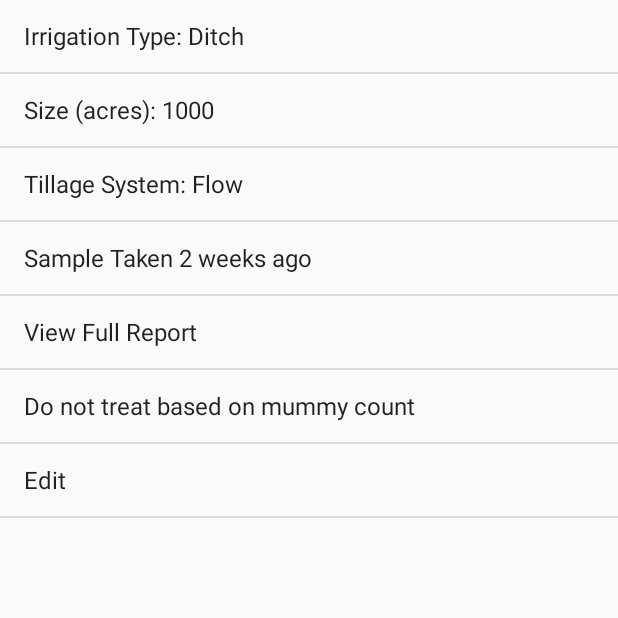
After one commit to BurtWurst/MyFields_Mobile, an Android app: the FieldGrid screen opened directly, with no data from a screen before it, on a phone screen of 412 x 824 dp, the top half of it. The commit adds this screen. Run offline under Robolectric (Android 15) with nearby library versions, the phone set to English and light mode, and no system bars.

Commit message:
Listview working
The complete listview is working and the app is complete for this
sprint.

```diff
--- a/Android/FieldsList2/app/src/main/AndroidManifest.xml
+++ b/Android/FieldsList2/app/src/main/AndroidManifest.xml
@@ -16,7 +16,7 @@
             </intent-filter>
         </activity>
         <activity
-            android:name=".FieldInfoList" >
+            android:name=".FieldGrid" >
             <intent-filter>
                 <action android:name="android.intent.action.FIELD" />
                 <category android:name="android.intent.category.LAUNCHER" />
--- a/Android/FieldsList2/app/src/main/java/com/example/kyle/fieldslist/CustomGrid.java
+++ b/Android/FieldsList2/app/src/main/java/com/example/kyle/fieldslist/CustomGrid.java
@@ -51,14 +51,14 @@ public class CustomGrid extends BaseAdapter{
             textView.setOnClickListener(new View.OnClickListener() {
                 @Override
                 public void onClick(View v) {
-                    Intent intent = new Intent(v.getContext(), FieldInfoList.class);
+                    Intent intent = new Intent(v.getContext(), FieldGrid.class);
                     v.getContext().startActivity(intent);
                 }
             });
             ImageView imageView = (ImageView)grid.findViewById(R.id.grid_image);
             imageView.setOnClickListener(new View.OnClickListener(){
                 public void onClick(View v) {
-                    Intent intent = new Intent(v.getContext(), FieldInfoList.class);
+                    Intent intent = new Intent(v.getContext(), FieldGrid.class);
                     v.getContext().startActivity(intent);
                 }
             });
--- /dev/null
+++ b/Android/FieldsList2/app/src/main/java/com/example/kyle/fieldslist/FieldGrid.java
@@ -0,0 +1,30 @@
+package com.example.kyle.fieldslist;
+
+import android.os.Bundle;
+import android.widget.ListView;
+import android.widget.ArrayAdapter;
+import android.widget.Toast;
+import android.view.View;
+import android.app.ListActivity;
+
+public class FieldGrid extends ListActivity{
+    public void onCreate(Bundle icicle) {
+        super.onCreate(icicle);
+        String[] values = new String[] { "Irrigation Type: Ditch",
+                "Size (acres): 1000",
+                "Tillage System: Flow",
+                "Sample Taken 2 weeks ago",
+                "View Full Report",
+                "Do not treat based on mummy count",
+                "Edit"};
+        ArrayAdapter<String> adapter = new ArrayAdapter<>(this,
+                android.R.layout.simple_list_item_1, values);
+        setListAdapter(adapter);
+    }
+
+    @Override
+    protected void onListItemClick(ListView l, View v, int position, long id) {
+        String item = (String) getListAdapter().getItem(position);
+        Toast.makeText(this, item + " selected", Toast.LENGTH_LONG).show();
+    }
+}
--- a/Android/FieldsList2/app/src/main/java/com/example/kyle/fieldslist/FieldInfoList.java
+++ b/Android/FieldsList2/app/src/main/java/com/example/kyle/fieldslist/FieldInfoList.java
@@ -2,10 +2,9 @@ package com.example.kyle.fieldslist;
 
 import android.os.Bundle;
 import android.app.Activity;
-import android.widget.ListView;
 
 public class FieldInfoList extends Activity{
-    String[] info1 = {
+    String[] info = {
             "Irrigation Type: Ditch",
             "Size (acres): 1000",
             "Tillage System: Flow"
@@ -16,5 +15,6 @@ public class FieldInfoList extends Activity{
         // TODO Auto-generated method stub
         super.onCreate(savedInstanceState);
         setContentView(R.layout.field_list);
+        FieldGrid grid = new FieldGrid();
     }
 }
--- a/Android/FieldsList2/app/src/main/java/com/example/kyle/fieldslist/MainActivity.java
+++ b/Android/FieldsList2/app/src/main/java/com/example/kyle/fieldslist/MainActivity.java
@@ -1,14 +1,9 @@
 package com.example.kyle.fieldslist;
 
-import android.content.Intent;
 import android.os.Bundle;
 import android.app.Activity;
-import android.view.View;
-import android.widget.AdapterView;
 import android.widget.GridView;
-import android.widget.ImageView;
 import android.widget.ListView;
-import android.widget.TextView;
 
 public class MainActivity extends Activity {
     GridView grid;
--- a/Android/FieldsList2/app/src/main/res/layout/field_list.xml
+++ b/Android/FieldsList2/app/src/main/res/layout/field_list.xml
@@ -2,6 +2,7 @@
     xmlns:tools="http://schemas.android.com/tools"
     android:layout_width="wrap_content"
     android:layout_height="wrap_content"
+    android:gravity="center"
     android:padding="5dp" >
 
     <ListView
@@ -12,5 +13,4 @@
         android:layout_marginTop="60dp"
         android:textSize="25sp" >
     </ListView>
-
 </LinearLayout>
```
